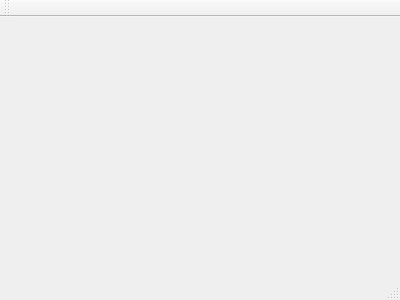
Above: Lab7_Ant/AntAlgo/mainwindow.ui from YAXo-O/Analysis-of-algorithms before the change. Below: the same form after it.
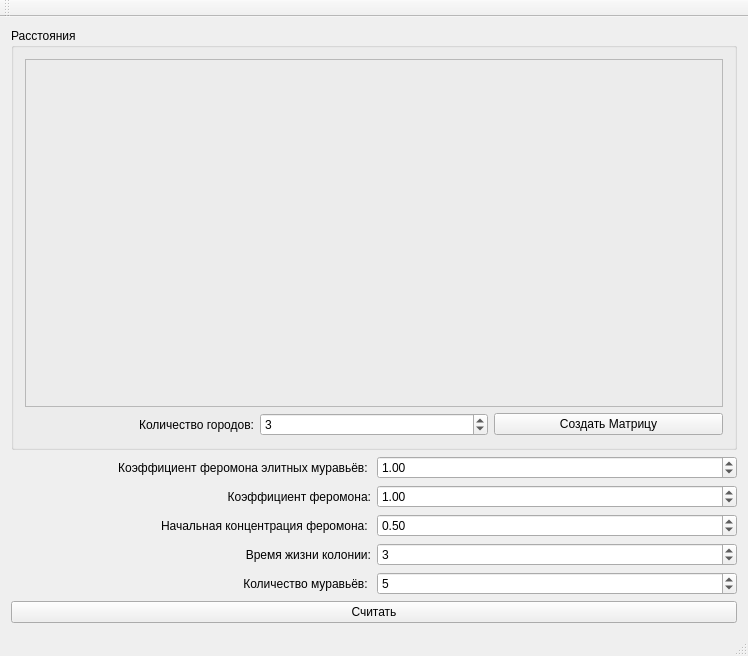
That is the form after the change.

Commit message: Masm matrix done

The edit to the form file:
```diff
--- a/Lab7_Ant/AntAlgo/mainwindow.ui
+++ b/Lab7_Ant/AntAlgo/mainwindow.ui
@@ -1,24 +1,213 @@
 <ui version="4.0">
  <class>MainWindow</class>
- <widget class="QMainWindow" name="MainWindow" >
-  <property name="geometry" >
+ <widget class="QMainWindow" name="MainWindow">
+  <property name="geometry">
    <rect>
     <x>0</x>
     <y>0</y>
-    <width>400</width>
-    <height>300</height>
+    <width>748</width>
+    <height>656</height>
    </rect>
   </property>
   <property name="windowTitle" >
    <string>MainWindow</string>
   </property>
-  <widget class="QMenuBar" name="menuBar" />
-  <widget class="QToolBar" name="mainToolBar" />
-  <widget class="QWidget" name="centralWidget" />
-  <widget class="QStatusBar" name="statusBar" />
+  <widget class="QWidget" name="centralWidget">
+   <layout class="QVBoxLayout" name="verticalLayout">
+    <item>
+     <widget class="QGroupBox" name="distanceMatrix">
+      <property name="title">
+       <string>Расстояния</string>
+      </property>
+      <layout class="QVBoxLayout" name="verticalLayout_2">
+       <item>
+        <widget class="QFrame" name="matrixFrame">
+         <property name="frameShape">
+          <enum>QFrame::StyledPanel</enum>
+         </property>
+         <property name="frameShadow">
+          <enum>QFrame::Raised</enum>
+         </property>
+        </widget>
+       </item>
+       <item>
+        <layout class="QHBoxLayout" name="horizontalLayout">
+         <item>
+          <widget class="QLabel" name="citiesLab">
+           <property name="text">
+            <string>Количество городов:</string>
+           </property>
+           <property name="alignment">
+            <set>Qt::AlignRight|Qt::AlignTrailing|Qt::AlignVCenter</set>
+           </property>
+          </widget>
+         </item>
+         <item>
+          <widget class="QSpinBox" name="citiesSpin">
+           <property name="minimum">
+            <number>2</number>
+           </property>
+           <property name="maximum">
+            <number>20</number>
+           </property>
+           <property name="value">
+            <number>3</number>
+           </property>
+          </widget>
+         </item>
+         <item>
+          <widget class="QPushButton" name="createMatrixPB">
+           <property name="text">
+            <string>Создать Матрицу</string>
+           </property>
+          </widget>
+         </item>
+        </layout>
+       </item>
+      </layout>
+     </widget>
+    </item>
+    <item>
+     <layout class="QHBoxLayout" name="elightLayout">
+      <item>
+       <widget class="QLabel" name="elightLab">
+        <property name="text">
+         <string>Коэффициент феромона элитных муравьёв: </string>
+        </property>
+        <property name="alignment">
+         <set>Qt::AlignRight|Qt::AlignTrailing|Qt::AlignVCenter</set>
+        </property>
+       </widget>
+      </item>
+      <item>
+       <widget class="QDoubleSpinBox" name="elightSpin">
+        <property name="value">
+         <double>1.000000000000000</double>
+        </property>
+       </widget>
+      </item>
+     </layout>
+    </item>
+    <item>
+     <layout class="QHBoxLayout" name="qLayout">
+      <item>
+       <widget class="QLabel" name="qLab">
+        <property name="text">
+         <string>Коэффициент феромона:</string>
+        </property>
+        <property name="alignment">
+         <set>Qt::AlignRight|Qt::AlignTrailing|Qt::AlignVCenter</set>
+        </property>
+       </widget>
+      </item>
+      <item>
+       <widget class="QDoubleSpinBox" name="qSpin">
+        <property name="value">
+         <double>1.000000000000000</double>
+        </property>
+       </widget>
+      </item>
+     </layout>
+    </item>
+    <item>
+     <layout class="QHBoxLayout" name="initialLayout">
+      <item>
+       <widget class="QLabel" name="initialLab">
+        <property name="text">
+         <string>Начальная концентрация феромона: </string>
+        </property>
+        <property name="alignment">
+         <set>Qt::AlignRight|Qt::AlignTrailing|Qt::AlignVCenter</set>
+        </property>
+       </widget>
+      </item>
+      <item>
+       <widget class="QDoubleSpinBox" name="initialSpin">
+        <property name="value">
+         <double>0.500000000000000</double>
+        </property>
+       </widget>
+      </item>
+     </layout>
+    </item>
+    <item>
+     <layout class="QHBoxLayout" name="lifetimeLayout">
+      <item>
+       <widget class="QLabel" name="lifetimeLab">
+        <property name="text">
+         <string>Время жизни колонии:</string>
+        </property>
+        <property name="alignment">
+         <set>Qt::AlignRight|Qt::AlignTrailing|Qt::AlignVCenter</set>
+        </property>
+       </widget>
+      </item>
+      <item>
+       <widget class="QSpinBox" name="lifetimeSpin">
+        <property name="minimum">
+         <number>1</number>
+        </property>
+        <property name="value">
+         <number>3</number>
+        </property>
+       </widget>
+      </item>
+     </layout>
+    </item>
+    <item>
+     <layout class="QHBoxLayout" name="countLayout">
+      <item>
+       <widget class="QLabel" name="countLab">
+        <property name="text">
+         <string>Количество муравьёв: </string>
+        </property>
+        <property name="alignment">
+         <set>Qt::AlignRight|Qt::AlignTrailing|Qt::AlignVCenter</set>
+        </property>
+       </widget>
+      </item>
+      <item>
+       <widget class="QSpinBox" name="countSpin">
+        <property name="minimum">
+         <number>1</number>
+        </property>
+        <property name="value">
+         <number>5</number>
+        </property>
+       </widget>
+      </item>
+     </layout>
+    </item>
+    <item>
+     <widget class="QPushButton" name="countPB">
+      <property name="text">
+       <string>Считать</string>
+      </property>
+     </widget>
+    </item>
+   </layout>
+  </widget>
+  <widget class="QMenuBar" name="menuBar">
+   <property name="geometry">
+    <rect>
+     <x>0</x>
+     <y>0</y>
+     <width>748</width>
+     <height>25</height>
+    </rect>
+   </property>
+  </widget>
+  <widget class="QToolBar" name="mainToolBar">
+   <attribute name="toolBarArea">
+    <enum>TopToolBarArea</enum>
+   </attribute>
+   <attribute name="toolBarBreak">
+    <bool>false</bool>
+   </attribute>
+  </widget>
+  <widget class="QStatusBar" name="statusBar"/>
  </widget>
- <layoutDefault spacing="6" margin="11" />
- <pixmapfunction></pixmapfunction>
+ <layoutdefault spacing="6" margin="11"/>
  <resources/>
  <connections/>
 </ui>
```
Left out of the diff: 3 changed lines with no effect on the pictures. The commit also changes 24 other files.
